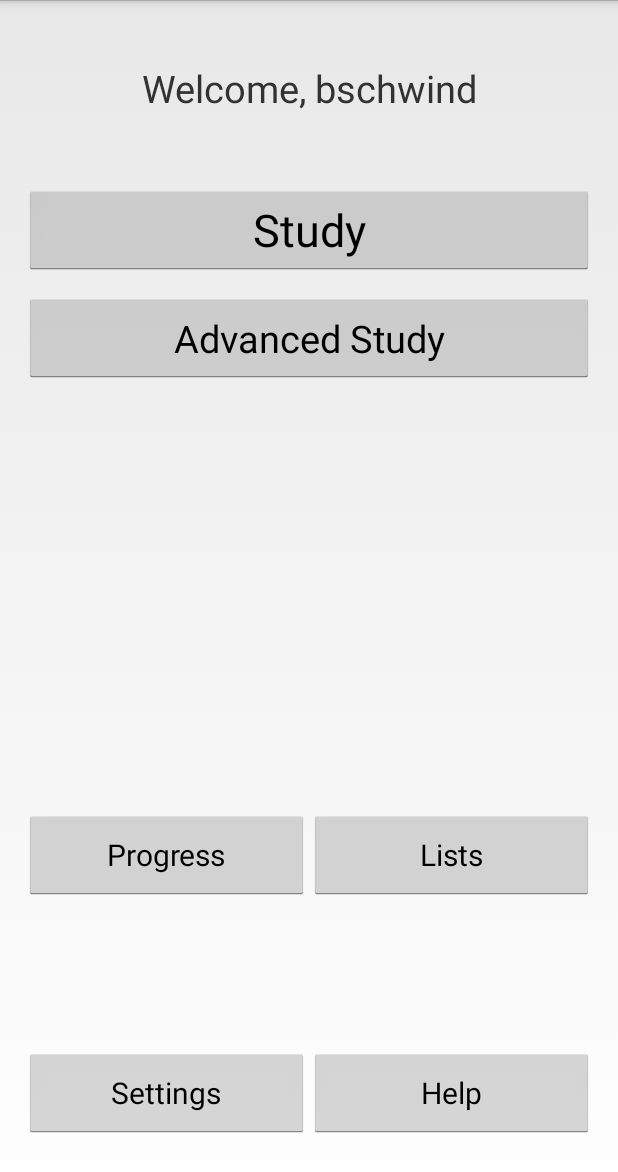
After one commit to bschwind/skritter-android, an Android app: the HomeScreenActivity screen opened directly, with no data from a screen before it, on a phone screen of 412 x 824 dp. The commit adds this screen. Shown: the top 1172 px of the screen. Run offline under Robolectric (Android 15) with nearby library versions, the phone set to English and light mode, and no system bars.

Commit message:
Added a home screen activity

```diff
--- a/Skritter/src/main/AndroidManifest.xml
+++ b/Skritter/src/main/AndroidManifest.xml
@@ -32,12 +32,15 @@
         </activity>
 
         <activity
+            android:name=".activities.HomeScreenActivity"
+            android:label="@string/app_name"
+            android:parentActivityName="com.skritter.LoginActivity" >
+        </activity>
+
+        <activity
             android:name=".activities.DrawingActivity"
             android:label="@string/app_name"
             android:parentActivityName="com.skritter.LoginActivity" >
-            <meta-data
-                android:name="android.support.PARENT_ACTIVITY"
-                android:value="com.skritter.LoginActivity" />
         </activity>
     </application>
 
--- /dev/null
+++ b/Skritter/src/main/java/com/skritter/activities/HomeScreenActivity.java
@@ -0,0 +1,56 @@
+package com.skritter.activities;
+
+import android.content.Intent;
+import android.content.res.Resources;
+import android.os.Bundle;
+import android.support.v4.app.FragmentActivity;
+import android.view.View;
+import android.view.Window;
+import android.widget.TextView;
+
+import com.skritter.R;
+
+public class HomeScreenActivity extends FragmentActivity {
+
+    @Override
+    protected void onCreate(Bundle savedInstanceState) {
+        super.onCreate(savedInstanceState);
+
+        // Get rid of the app title element
+        this.requestWindowFeature(Window.FEATURE_NO_TITLE);
+
+        // Set our layout
+        setContentView(R.layout.activity_home);
+
+        Resources resources = getResources();
+        String welcomeText = String.format(resources.getString(R.string.home_welcome_message, "bschwind"));
+        TextView welcomeEditText = (TextView) findViewById(R.id.welcomeMessage);
+        welcomeEditText.setText(welcomeText);
+    }
+
+    public void onClickStudy(View view) throws Exception {
+        Intent intent = new Intent(this, DrawingActivity.class);
+        startActivity(intent);
+    }
+
+    public void onClickAdvancedStudy(View view) throws Exception {
+        Intent intent = new Intent(this, DrawingActivity.class);
+        startActivity(intent);
+    }
+
+    public void onClickProgress(View view) throws Exception {
+
+    }
+
+    public void onClickLists(View view) throws Exception {
+
+    }
+
+    public void onClickSettings(View view) throws Exception {
+
+    }
+
+    public void onClickHelp(View view) throws Exception {
+
+    }
+}
--- a/Skritter/src/main/java/com/skritter/activities/LoginActivity.java
+++ b/Skritter/src/main/java/com/skritter/activities/LoginActivity.java
@@ -131,7 +131,7 @@ public class LoginActivity extends FragmentActivity implements LoginTaskFragment
         if (loginStatus.isLoggedIn()) {
             storeLoginInfo(loginStatus);
 
-            Intent intent = new Intent(this, DrawingActivity.class);
+            Intent intent = new Intent(this, HomeScreenActivity.class);
             startActivity(intent);
         } else {
             // Invalid username toast
--- a/Skritter/src/main/java/com/skritter/activities/StartupActivity.java
+++ b/Skritter/src/main/java/com/skritter/activities/StartupActivity.java
@@ -15,7 +15,7 @@ public class StartupActivity extends Activity {
 
         Intent intent;
         if (userIsAuthenticated()) {
-            intent = new Intent(this, DrawingActivity.class);
+            intent = new Intent(this, HomeScreenActivity.class);
         } else {
             intent = new Intent(this, LoginActivity.class);
         }
--- /dev/null
+++ b/Skritter/src/main/res/layout/activity_home.xml
@@ -0,0 +1,95 @@
+<LinearLayout xmlns:android="http://schemas.android.com/apk/res/android"
+    xmlns:tools="http://schemas.android.com/tools"
+    android:layout_width="match_parent"
+    android:layout_height="match_parent"
+    android:paddingLeft="@dimen/activity_horizontal_margin"
+    android:paddingRight="@dimen/activity_horizontal_margin"
+    android:paddingTop="@dimen/activity_vertical_margin"
+    android:paddingBottom="@dimen/activity_vertical_margin"
+    tools:context=".HomeScreenActivity"
+    android:orientation="vertical">
+
+    <LinearLayout xmlns:android="http://schemas.android.com/apk/res/android"
+        xmlns:tools="http://schemas.android.com/tools"
+        android:layout_width="fill_parent"
+        android:layout_height="0px"
+        android:layout_weight="3"
+        tools:context=".LoginActivity"
+        android:orientation="vertical">
+
+        <TextView android:id="@+id/welcomeMessage"
+            android:layout_width="match_parent"
+            android:layout_height="70dp"
+            android:text="@string/home_welcome_message"
+            android:gravity="center_horizontal"
+            android:textSize="25sp"
+            android:layout_marginTop="25dp"/>
+        <Button android:id="@+id/studyButton"
+            android:layout_width="match_parent"
+            android:layout_height="60dp"
+            android:text="@string/study"
+            android:onClick="onClickStudy"
+            android:layout_marginTop="12dp"
+            android:textSize="30sp"/>
+        <Button android:id="@+id/advancedStudyButton"
+            android:layout_width="match_parent"
+            android:layout_height="60dp"
+            android:text="@string/advancedStudy"
+            android:onClick="onClickAdvancedStudy"
+            android:layout_marginTop="12dp"
+            android:textSize="25sp"/>
+    </LinearLayout>
+
+    <LinearLayout xmlns:android="http://schemas.android.com/apk/res/android"
+        xmlns:tools="http://schemas.android.com/tools"
+        android:layout_width="fill_parent"
+        android:layout_height="0px"
+        android:layout_weight="1"
+        tools:context=".LoginActivity"
+        android:orientation="horizontal">
+
+        <Button android:id="@+id/progressButton"
+            android:layout_width="fill_parent"
+            android:layout_height="60dp"
+            android:layout_weight="1"
+            android:text="@string/progress"
+            android:onClick="onClickProgress"
+            android:textSize="20sp"
+            android:layout_gravity="center_vertical"/>
+        <Button android:id="@+id/listsButton"
+            android:layout_width="fill_parent"
+            android:layout_height="60dp"
+            android:layout_weight="1"
+            android:text="@string/lists"
+            android:onClick="onClickLists"
+            android:textSize="20sp"
+            android:layout_gravity="center_vertical"/>
+    </LinearLayout>
+
+    <LinearLayout xmlns:android="http://schemas.android.com/apk/res/android"
+        xmlns:tools="http://schemas.android.com/tools"
+        android:layout_width="fill_parent"
+        android:layout_height="0px"
+        android:layout_weight="1"
+        tools:context=".LoginActivity"
+        android:orientation="horizontal">
+
+        <Button android:id="@+id/settingsButton"
+            android:layout_width="fill_parent"
+            android:layout_height="60dp"
+            android:layout_weight="1"
+            android:text="@string/settings"
+            android:onClick="onClickSettings"
+            android:textSize="20sp"
+            android:layout_gravity="center_vertical"/>
+        <Button android:id="@+id/helpButton"
+            android:layout_width="fill_parent"
+            android:layout_height="60dp"
+            android:layout_weight="1"
+            android:text="@string/help"
+            android:onClick="onClickHelp"
+            android:textSize="20sp"
+            android:layout_gravity="center_vertical"/>
+    </LinearLayout>
+
+</LinearLayout>
--- a/Skritter/src/main/res/values/strings.xml
+++ b/Skritter/src/main/res/values/strings.xml
@@ -7,5 +7,12 @@
     <string name="password">Password</string>
     <string name="login">Login</string>
     <string name="clearStrokes">Clear Strokes</string>
+    <string name="home_welcome_message">Welcome, %1$s</string>
+    <string name="study">Study</string>
+    <string name="advancedStudy">Advanced Study</string>
+    <string name="progress">Progress</string>
+    <string name="lists">Lists</string>
+    <string name="settings">Settings</string>
+    <string name="help">Help</string>
 
 </resources>
```
